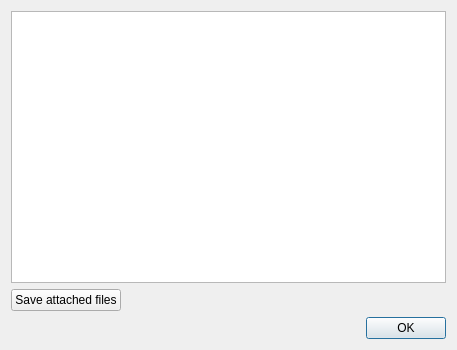
Old version of the form message_details_dialog.ui in the repository kr0st/fpgui.
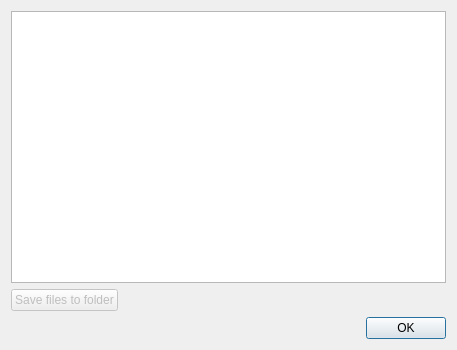
New version of the form.

Commit message: Details dialog extended with save files dialog, functionality is not complete yet.

```diff
--- a/message_details_dialog.ui
+++ b/message_details_dialog.ui
@@ -37,8 +37,11 @@
     <layout class="QHBoxLayout" name="horizontalLayout">
      <item>
       <widget class="QPushButton" name="save_button">
+       <property name="enabled">
+        <bool>false</bool>
+       </property>
        <property name="text">
-        <string>Save attached files</string>
+        <string>Save files to folder</string>
        </property>
       </widget>
      </item>
```
Left out of the diff: 8 changed lines with no effect on the pictures. The commit also changes 3 other files.
